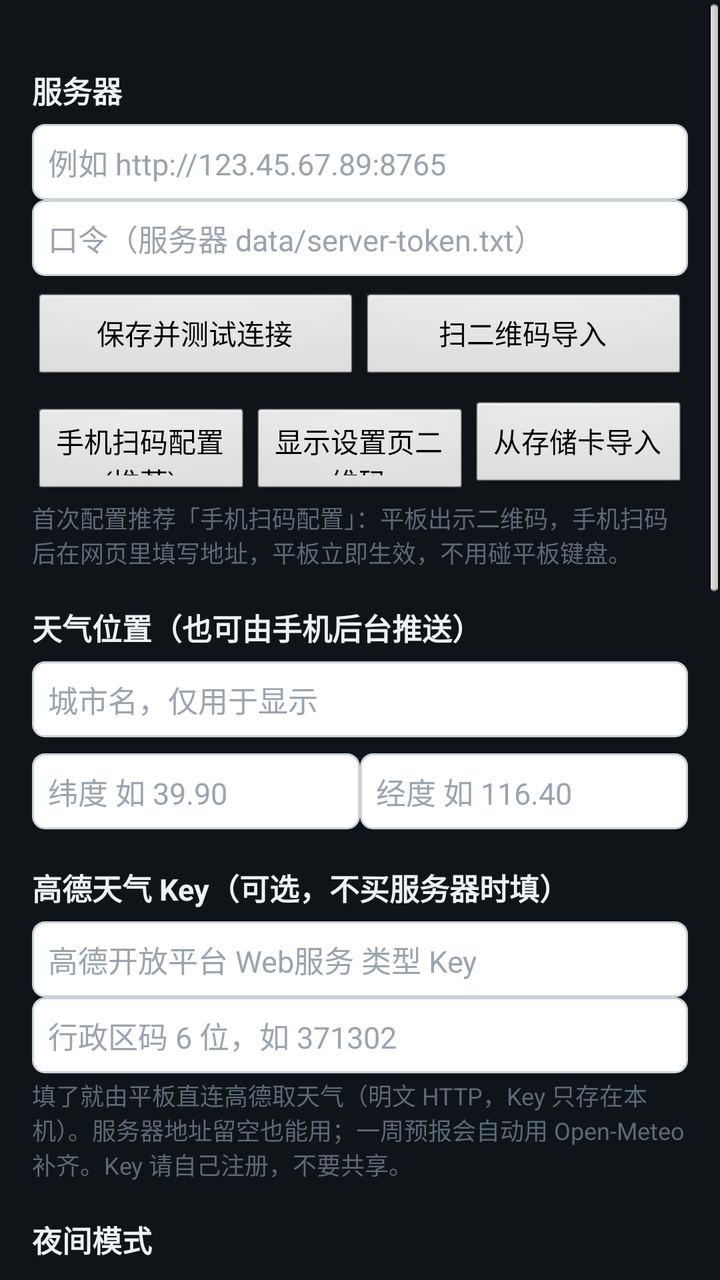
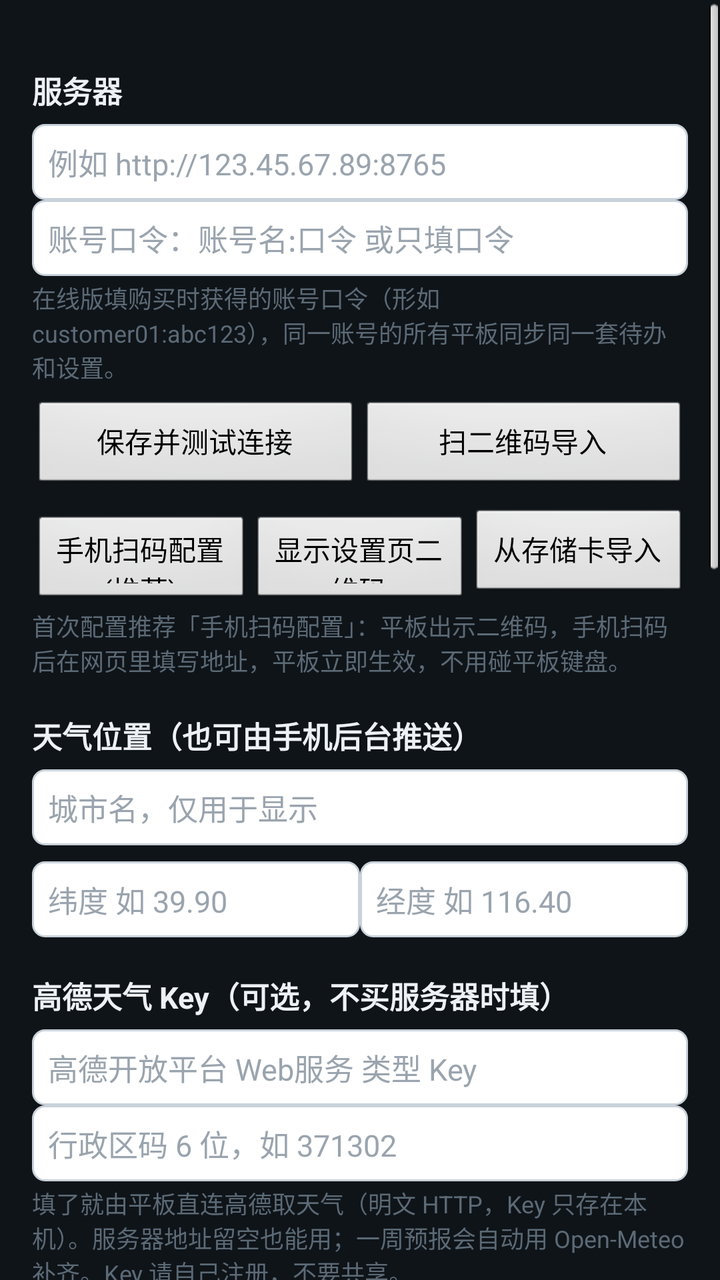

Before-and-after screenshots of an Android layout around one commit, followed by the original layout XML and the change that was made.
<!-- AndroidManifest.xml: application theme DashboardTheme -->
<!-- res/layout/activity_settings.xml -->
<?xml version="1.0" encoding="utf-8"?>
<ScrollView xmlns:android="http://schemas.android.com/apk/res/android"
    android:layout_width="match_parent"
    android:layout_height="match_parent"
    android:background="@color/bg">

    <LinearLayout
        android:layout_width="match_parent"
        android:layout_height="wrap_content"
        android:orientation="vertical"
        android:padding="16dp">

        <TextView style="@style/SecTitle" android:text="服务器" />
        <EditText android:id="@+id/etUrl" style="@style/Et" android:hint="例如 http://123.45.67.89:8765" />
        <EditText android:id="@+id/etToken" style="@style/Et" android:hint="口令（服务器 data/server-token.txt）" />
        <LinearLayout style="@style/BtnRow">
            <Button android:id="@+id/btnTest" style="@style/Btn" android:text="保存并测试连接" />
            <Button android:id="@+id/btnScan" style="@style/Btn" android:text="扫二维码导入" />
        </LinearLayout>
        <LinearLayout style="@style/BtnRow">
            <Button android:id="@+id/btnPair" style="@style/Btn" android:text="手机扫码配置(推荐)" />
            <Button android:id="@+id/btnShowPageQr" style="@style/Btn" android:text="显示设置页二维码" />
            <Button android:id="@+id/btnImport" style="@style/Btn" android:text="从存储卡导入" />
        </LinearLayout>
        <TextView
            android:layout_width="match_parent" android:layout_height="wrap_content"
            android:textSize="12sp" android:textColor="@color/dim" android:layout_marginTop="4dp"
            android:text="首次配置推荐「手机扫码配置」：平板出示二维码，手机扫码后在网页里填写地址，平板立即生效，不用碰平板键盘。" />

        <TextView style="@style/SecTitle" android:text="天气位置（也可由手机后台推送）" />
        <EditText android:id="@+id/etCity" style="@style/Et" android:hint="城市名，仅用于显示" />
        <LinearLayout style="@style/BtnRow">
            <EditText android:id="@+id/etLat" style="@style/Et" android:layout_width="0dp" android:layout_weight="1" android:hint="纬度 如 39.90" android:inputType="numberDecimal|numberSigned" />
            <EditText android:id="@+id/etLon" style="@style/Et" android:layout_width="0dp" android:layout_weight="1" android:hint="经度 如 116.40" android:inputType="numberDecimal|numberSigned" />
        </LinearLayout>

        <TextView style="@style/SecTitle" android:text="高德天气 Key（可选，不买服务器时填）" />
        <EditText android:id="@+id/etAmapKey" style="@style/Et"
            android:hint="高德开放平台 Web服务 类型 Key" android:inputType="textVisiblePassword" />
        <EditText android:id="@+id/etAdcode" style="@style/Et"
            android:hint="行政区码 6 位，如 371302" android:inputType="number" />
        <TextView
            android:layout_width="match_parent" android:layout_height="wrap_content"
            android:textSize="12sp" android:textColor="@color/dim" android:layout_marginTop="2dp"
            android:text="填了就由平板直连高德取天气（明文 HTTP，Key 只存在本机）。服务器地址留空也能用；一周预报会自动用 Open-Meteo 补齐。Key 请自己注册，不要共享。" />

        <TextView style="@style/SecTitle" android:text="夜间模式" />
        <LinearLayout style="@style/BtnRow">
            <EditText android:id="@+id/etNightStart" style="@style/Et" android:layout_width="0dp" android:layout_weight="1" android:hint="开始 22:30" />
            <EditText android:id="@+id/etNightEnd" style="@style/Et" android:layout_width="0dp" android:layout_weight="1" android:hint="结束 06:30" />
        </LinearLayout>
        <CheckBox android:id="@+id/cbNightOnly" style="@style/Cb" android:text="夜间只显示时钟（自动调暗屏幕）" />
        <CheckBox android:id="@+id/cbSound" style="@style/Cb" android:text="提醒时播放铃声并震动" />

        <TextView style="@style/SecTitle" android:text="刷新间隔（分钟）" />
        <LinearLayout style="@style/BtnRow">
            <EditText android:id="@+id/etTodoMin" style="@style/Et" android:layout_width="0dp" android:layout_weight="1" android:hint="待办 60" android:inputType="number" />
            <EditText android:id="@+id/etWxMin" style="@style/Et" android:layout_width="0dp" android:layout_weight="1" android:hint="天气 60" android:inputType="number" />
        </LinearLayout>

        <TextView style="@style/SecTitle" android:text="待办管理" />
        <Button
            android:id="@+id/btnEditTodos"
            android:layout_width="match_parent" android:layout_height="46dp"
            android:textSize="15sp" android:text="管理本机待办（新增 / 修改 / 删除）" />
        <TextView
            android:layout_width="match_parent" android:layout_height="wrap_content"
            android:textSize="12sp" android:textColor="@color/dim" android:layout_marginTop="2dp"
            android:text="直接在平板上编辑待办，改完点「保存并返回」即写入本机并重排提醒。连着服务器时，服务器推送的待办会覆盖本机编辑。" />

        <TextView style="@style/SecTitle" android:text="屏幕常亮" />
        <CheckBox
            android:id="@+id/cbStayOn" style="@style/Cb"
            android:text="充电时屏幕永不休眠（推荐开启）" />
        <TextView
            android:layout_width="match_parent" android:layout_height="wrap_content"
            android:textSize="12sp" android:textColor="@color/dim" android:layout_marginTop="2dp"
            android:text="开启后会修改系统设置“充电时保持唤醒”。注意：老电池长期满电插电可能鼓包，条件允许可拆掉电池直接用电源供电。" />

        <TextView style="@style/SecTitle" android:text="开机自启" />
        <CheckBox
            android:id="@+id/cbAutoBoot" style="@style/Cb"
            android:text="开机后自动打开看板（推荐开启）" />
        <TextView
            android:layout_width="match_parent" android:layout_height="wrap_content"
            android:textSize="12sp" android:textColor="@color/dim" android:layout_marginTop="2dp"
            android:text="断电重启后无需任何操作，几秒后自动回到时钟看板。" />

        <Button
            android:id="@+id/btnBack"
            android:layout_width="match_parent" android:layout_height="52dp"
            android:layout_marginTop="20dp" android:textSize="17sp"
            android:text="返回看板" />

        <TextView
            android:id="@+id/tvVersion"
            android:layout_width="match_parent" android:layout_height="wrap_content"
            android:layout_marginTop="10dp" android:gravity="center"
            android:textSize="12sp" android:textColor="@color/dim" />
    </LinearLayout>
</ScrollView>
<!-- resources referenced by this layout -->
<resources>
  <color name="bg">#0f1419</color>
  <color name="dim">#5c6a76</color>
  <style name="Btn">
          <item name="android:layout_width">0dp</item>
          <item name="android:layout_height">46dp</item>
          <item name="android:layout_weight">1</item>
          <item name="android:textSize">14sp</item>
      </style>
  <style name="BtnRow">
          <item name="android:layout_width">match_parent</item>
          <item name="android:layout_height">wrap_content</item>
          <item name="android:layout_marginTop">8dp</item>
          <item name="android:orientation">horizontal</item>
      </style>
  <style name="Cb">
          <item name="android:layout_width">match_parent</item>
          <item name="android:layout_height">wrap_content</item>
          <item name="android:textSize">15sp</item>
          <item name="android:textColor">@color/fg</item>
          <item name="android:padding">4dp</item>
      </style>
  <style name="Et">
          <item name="android:layout_width">match_parent</item>
          <item name="android:layout_height">wrap_content</item>
          <item name="android:textSize">15sp</item>
          <item name="android:textColor">#000000</item>
          <item name="android:textColorHint">#9AA4AE</item>
          <item name="android:background">@drawable/et_bg</item>
          <item name="android:padding">8dp</item>
          <item name="android:singleLine">true</item>
      </style>
  <style name="SecTitle">
          <item name="android:layout_width">match_parent</item>
          <item name="android:layout_height">wrap_content</item>
          <item name="android:layout_marginTop">18dp</item>
          <item name="android:layout_marginBottom">6dp</item>
          <item name="android:textSize">15sp</item>
          <item name="android:textStyle">bold</item>
          <item name="android:textColor">@color/fg</item>
      </style>
  <style name="DashboardTheme" parent="@android:style/Theme.Black.NoTitleBar.Fullscreen">
          <item name="android:windowBackground">@color/bg</item>
      </style>
  <color name="fg">#edf1f5</color>
  <!-- drawable et_bg (drawable) -->
  <?xml version="1.0" encoding="utf-8"?>
  <shape xmlns:android="http://schemas.android.com/apk/res/android"
      android:shape="rectangle">
      <solid android:color="#FFFFFF" />
      <corners android:radius="6dp" />
      <stroke
          android:width="1dp"
          android:color="#C9D2DA" />
  </shape>
</resources>

<!-- the commit's change to res/layout/activity_settings.xml (unified diff, before → after) -->
@@ -12,7 +12,11 @@
 
         <TextView style="@style/SecTitle" android:text="服务器" />
         <EditText android:id="@+id/etUrl" style="@style/Et" android:hint="例如 http://123.45.67.89:8765" />
-        <EditText android:id="@+id/etToken" style="@style/Et" android:hint="口令（服务器 data/server-token.txt）" />
+        <EditText android:id="@+id/etToken" style="@style/Et" android:hint="账号口令：账号名:口令 或只填口令" />
+        <TextView
+            android:layout_width="match_parent" android:layout_height="wrap_content"
+            android:textSize="12sp" android:textColor="@color/dim" android:layout_marginTop="2dp"
+            android:text="在线版填购买时获得的账号口令（形如 customer01:abc123），同一账号的所有平板同步同一套待办和设置。" />
         <LinearLayout style="@style/BtnRow">
             <Button android:id="@+id/btnTest" style="@style/Btn" android:text="保存并测试连接" />
             <Button android:id="@+id/btnScan" style="@style/Btn" android:text="扫二维码导入" />
